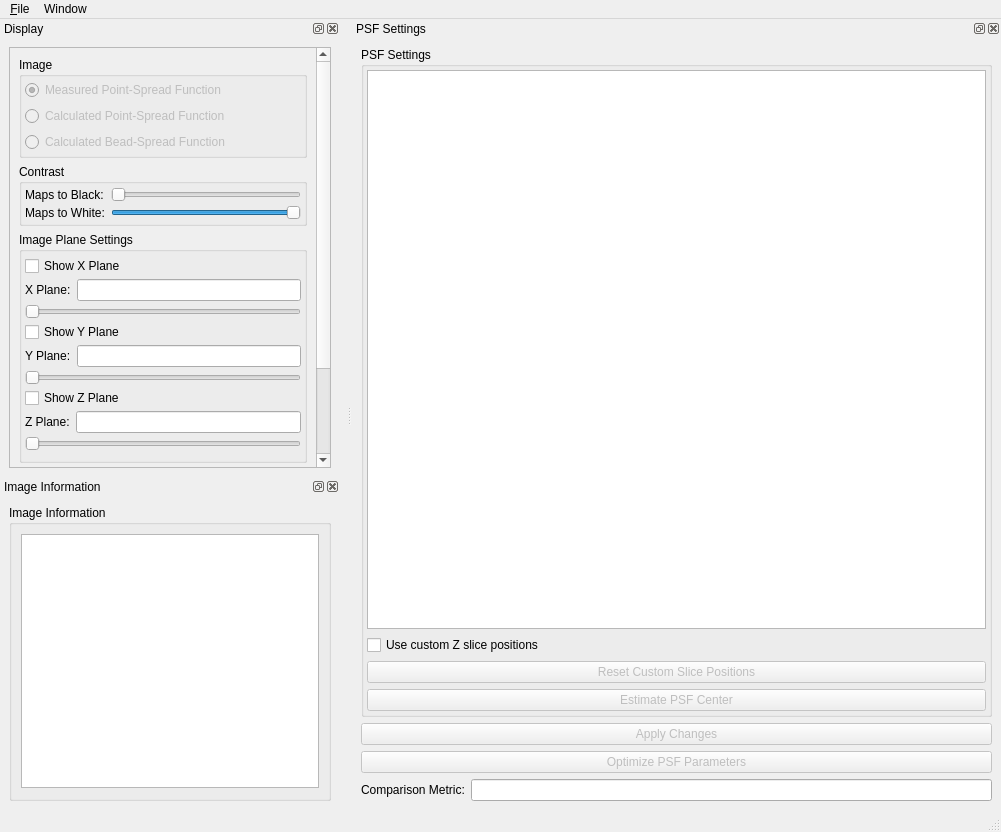
This is apps/VisualPSFOptimizer/VisualPSFOptimizer.ui in CISMM/PSFEstimator as Qt 5 draws it before an edit. The edited form follows.
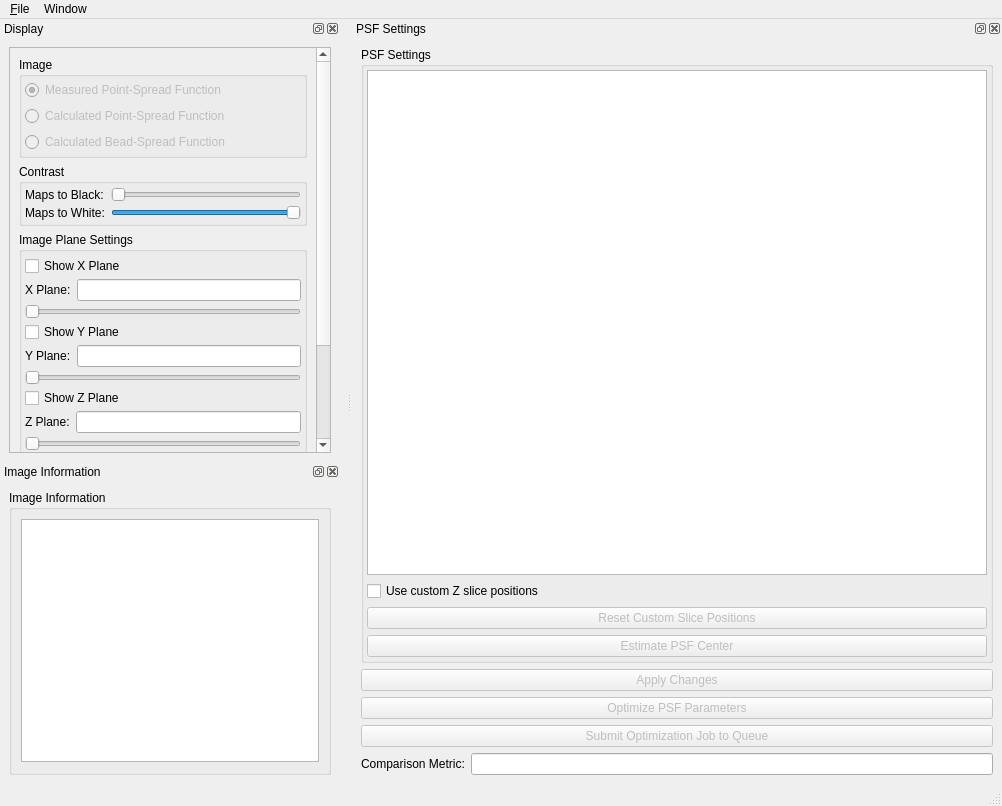
This is the edited form. Custom widgets are drawn as their Qt base class.

```diff
--- a/apps/VisualPSFOptimizer/VisualPSFOptimizer.ui
+++ b/apps/VisualPSFOptimizer/VisualPSFOptimizer.ui
@@ -6,8 +6,8 @@
    <rect>
     <x>0</x>
     <y>0</y>
-    <width>1001</width>
-    <height>832</height>
+    <width>1002</width>
+    <height>806</height>
    </rect>
   </property>
   <property name="sizePolicy">
@@ -71,7 +71,7 @@
     <rect>
      <x>0</x>
      <y>0</y>
-     <width>1001</width>
+     <width>1002</width>
      <height>22</height>
     </rect>
    </property>
@@ -682,7 +682,7 @@
    <property name="minimumSize">
     <size>
      <width>340</width>
-     <height>390</height>
+     <height>424</height>
     </size>
    </property>
    <property name="allowedAreas">
@@ -792,6 +792,16 @@
        </property>
       </widget>
      </item>
+     <item>
+      <widget class="QPushButton" name="submitOptimizationJobToQueueButton">
+       <property name="enabled">
+        <bool>false</bool>
+       </property>
+       <property name="text">
+        <string>Submit Optimization Job to Queue</string>
+       </property>
+      </widget>
+     </item>
      <item>
       <widget class="QWidget" name="comparisonMetric" native="true">
        <layout class="QHBoxLayout" name="horizontalLayout_5">
```
